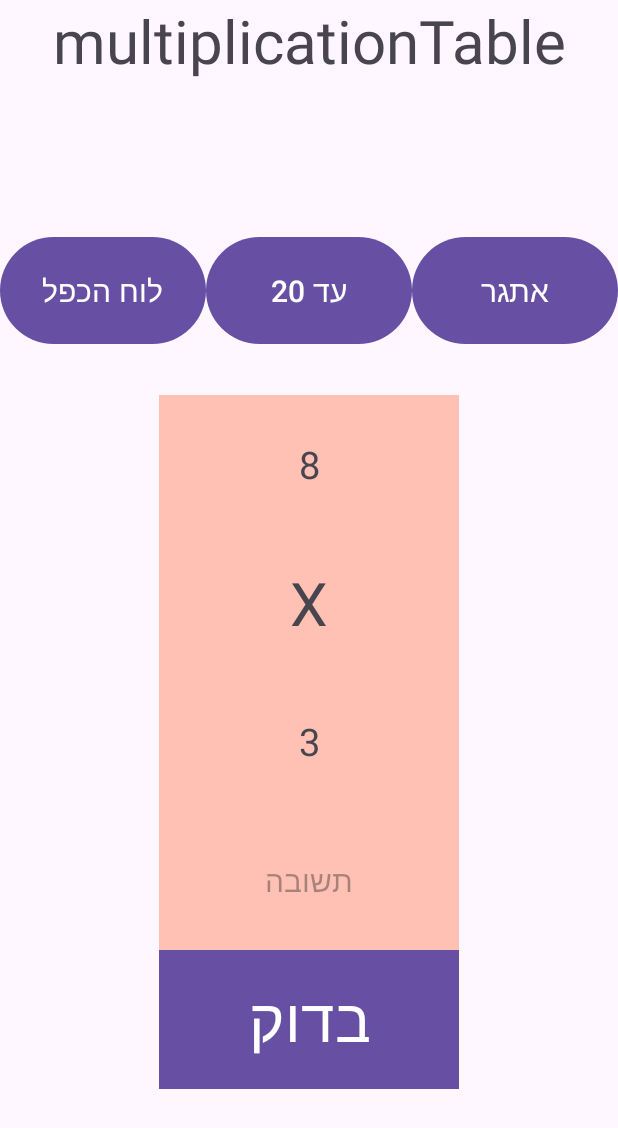
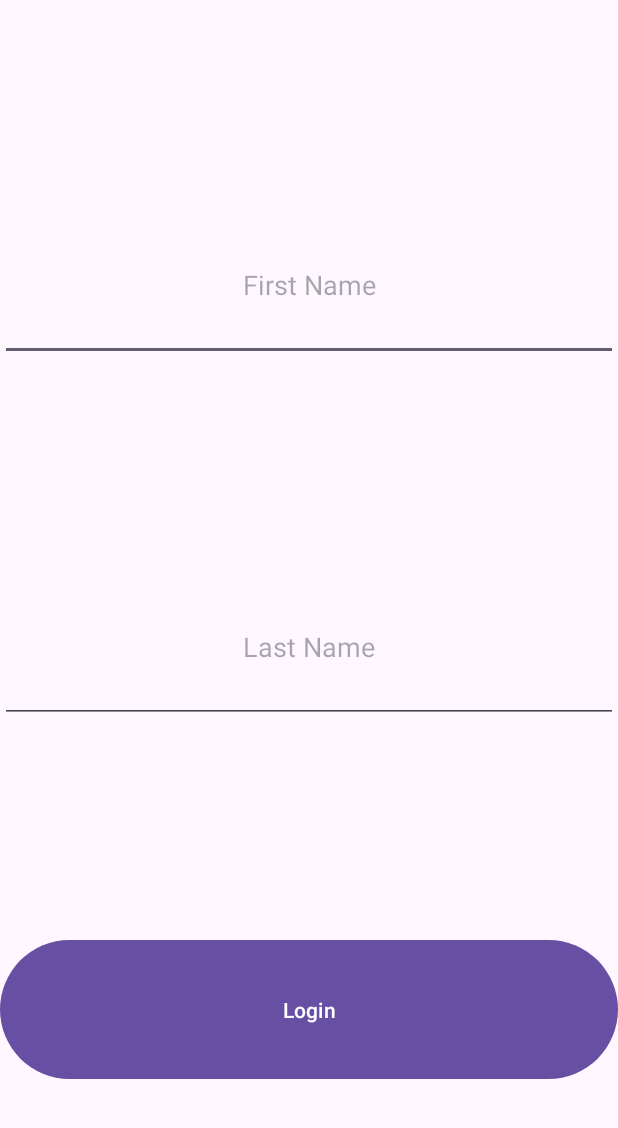
Before and after one commit to YuvalGreenbergg/multiplicationTable, an Android app: the screen it shows after launch (MainActivity before the commit, LoginActivity after it), on a phone screen of 412 x 824 dp. Shown: the top 1128 px of the screen. Run offline under Robolectric (Android 15) with nearby library versions, the phone set to English and light mode, and no system bars.

Commit message:
Login commit;

```diff
--- a/MultiplicationTable/app/src/main/AndroidManifest.xml
+++ b/MultiplicationTable/app/src/main/AndroidManifest.xml
@@ -15,6 +15,11 @@
             android:name=".MainActivity"
             android:exported="true"
             android:windowSoftInputMode="adjustResize">
+        </activity>
+        <activity
+            android:name=".LoginActivity"
+            android:exported="true"
+            android:windowSoftInputMode="adjustResize">
             <intent-filter>
                 <action android:name="android.intent.action.MAIN" />
 
--- /dev/null
+++ b/MultiplicationTable/app/src/main/java/com/example/multiplicationtable/LoginActivity.java
@@ -0,0 +1,48 @@
+package com.example.multiplicationtable;
+
+import android.content.Intent;
+import android.os.Bundle;
+import android.view.View;
+import android.widget.Button;
+import android.widget.EditText;
+import android.widget.TextView;
+
+import androidx.activity.EdgeToEdge;
+import androidx.appcompat.app.AppCompatActivity;
+import androidx.core.graphics.Insets;
+import androidx.core.view.ViewCompat;
+import androidx.core.view.WindowInsetsCompat;
+
+public class LoginActivity extends AppCompatActivity {
+
+    EditText etFstName;
+    EditText etLstName;
+    Button btnIntent;
+
+    @Override
+    protected void onCreate(Bundle savedInstanceState) {
+        super.onCreate(savedInstanceState);
+        EdgeToEdge.enable(this);
+        setContentView(R.layout.activity_login);
+        ViewCompat.setOnApplyWindowInsetsListener(findViewById(R.id.main), (v, insets) -> {
+            Insets systemBars = insets.getInsets(WindowInsetsCompat.Type.systemBars());
+            v.setPadding(systemBars.left, systemBars.top, systemBars.right, systemBars.bottom);
+            return insets;
+        });
+        etFstName = findViewById(R.id.etFstName);
+        etLstName = findViewById(R.id.etLstName);
+        btnIntent = findViewById(R.id.btnIntent);
+
+    }
+
+
+    public void checkClicked(View view){
+        Intent intent = new Intent(this, MainActivity.class);
+        intent.putExtra("first name", etFstName.getText().toString());
+        intent.putExtra("last name", etLstName.getText().toString());
+        startActivity(intent);
+    }
+
+
+
+}
--- a/MultiplicationTable/app/src/main/java/com/example/multiplicationtable/MainActivity.java
+++ b/MultiplicationTable/app/src/main/java/com/example/multiplicationtable/MainActivity.java
@@ -1,5 +1,6 @@
 package com.example.multiplicationtable;
 
+import android.content.Intent;
 import android.os.Bundle;
 import android.view.View;
 import android.widget.Button;
@@ -21,11 +22,12 @@ public class MainActivity extends AppCompatActivity {
     private EditText answerBox;
     private TextView tvNum1;
     private TextView tvNum2;
+    private TextView tvUserName;
     private Button btnKefel;
     private Button btnUpto20;
     private Button btnChallenge;
     private Button btnCheck;
-
+    Intent intent;
 
     @Override
     protected void onCreate(Bundle savedInstanceState) {
@@ -40,9 +42,15 @@ public class MainActivity extends AppCompatActivity {
 
         viewModel = new ViewModelProvider(this).get(MathViewModel.class);
 
+        intent = getIntent();
+        String firstname = intent.getStringExtra("first name");
+        String lastname = intent.getStringExtra("last name");
+
         answerBox = findViewById(R.id.answerBox);
         tvNum1 = findViewById(R.id.tvNum1);
         tvNum2 = findViewById(R.id.tvNum2);
+        tvUserName = findViewById(R.id.tvUserName);
+        tvUserName.setText(firstname + " " + lastname);
         btnKefel = findViewById(R.id.btnKefel);
         btnChallenge = findViewById(R.id.btnChallenge);
         btnUpto20 = findViewById(R.id.btnUpto20);
--- /dev/null
+++ b/MultiplicationTable/app/src/main/res/layout/activity_login.xml
@@ -0,0 +1,65 @@
+<?xml version="1.0" encoding="utf-8"?>
+<LinearLayout xmlns:android="http://schemas.android.com/apk/res/android"
+    xmlns:app="http://schemas.android.com/apk/res-auto"
+    xmlns:tools="http://schemas.android.com/tools"
+    android:id="@+id/main"
+    android:weightSum="7"
+    android:layout_width="match_parent"
+    android:layout_height="match_parent"
+    android:orientation="vertical"
+    tools:context=".LoginActivity">
+
+    <LinearLayout
+        android:layout_marginTop="40dp"
+        android:orientation="horizontal"
+        android:layout_width="match_parent"
+        android:layout_height="0dp"
+        android:layout_weight="1"/>
+    <EditText
+        android:id="@+id/etFstName"
+        android:inputType="text"
+        android:layout_width="match_parent"
+        android:hint="First Name"
+        android:textAlignment="center"
+        android:layout_weight="1"
+        android:layout_height="0dp"
+        android:gravity="center"
+        tools:layout_editor_absoluteX="139dp"
+        tools:layout_editor_absoluteY="83dp" />
+
+
+    <LinearLayout
+        android:layout_marginTop="40dp"
+        android:orientation="horizontal"
+        android:layout_width="match_parent"
+        android:layout_height="0dp"
+        android:layout_weight="1"/>
+
+    <EditText
+        android:inputType="text"
+        android:id="@+id/etLstName"
+        android:textAlignment="center"
+        android:layout_weight="1"
+        android:gravity="center"
+        android:layout_width="match_parent"
+        android:layout_height="0dp"
+        android:hint="Last Name"
+        tools:layout_editor_absoluteX="219dp"
+        tools:layout_editor_absoluteY="218dp" />
+
+    <LinearLayout
+        android:layout_marginTop="40dp"
+        android:layout_width="match_parent"
+        android:layout_height="0dp"
+        android:layout_weight="1"/>
+
+    <Button
+        android:id="@+id/btnIntent"
+        android:layout_width="match_parent"
+        android:layout_weight="1"
+        android:layout_height="0dp"
+        android:text="Login"
+        android:onClick="checkClicked"
+        tools:layout_editor_absoluteX="85dp"
+        tools:layout_editor_absoluteY="379dp" />
+</LinearLayout>
--- a/MultiplicationTable/app/src/main/res/layout/activity_main.xml
+++ b/MultiplicationTable/app/src/main/res/layout/activity_main.xml
@@ -19,6 +19,7 @@
     <TextView
         android:id="@+id/tvUserName"
         android:textSize="25sp"
+
         android:layout_width="match_parent"
         android:layout_height="wrap_content"
         android:textAlignment="center"
```
